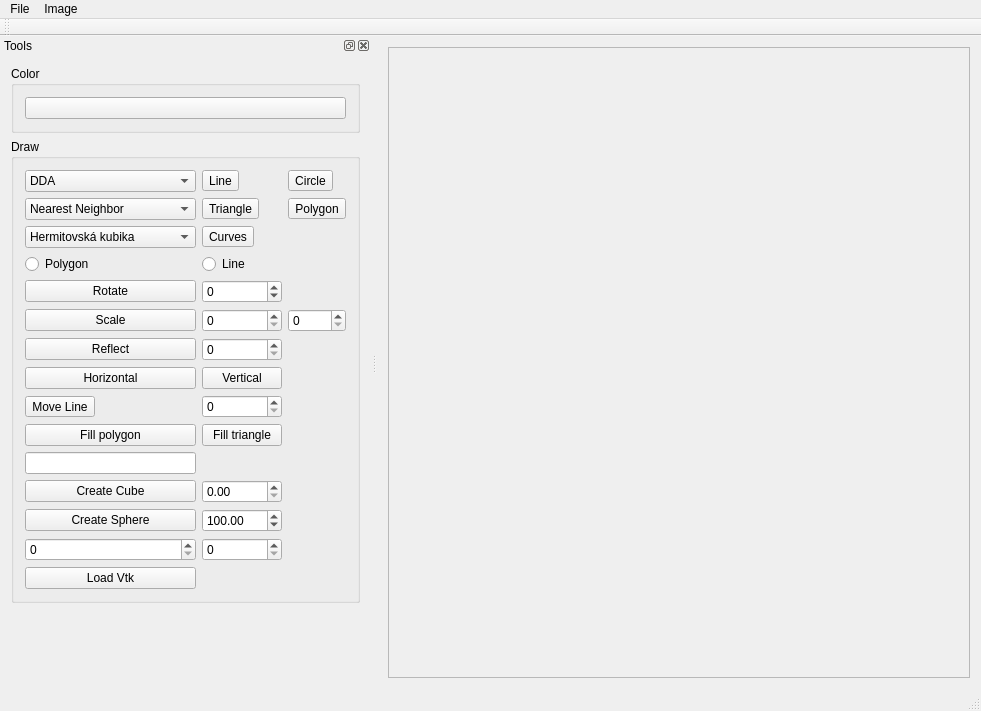
Old version of the form src/ImageViewer.ui in the repository lelovics534/3DProjekt_Lelovics.
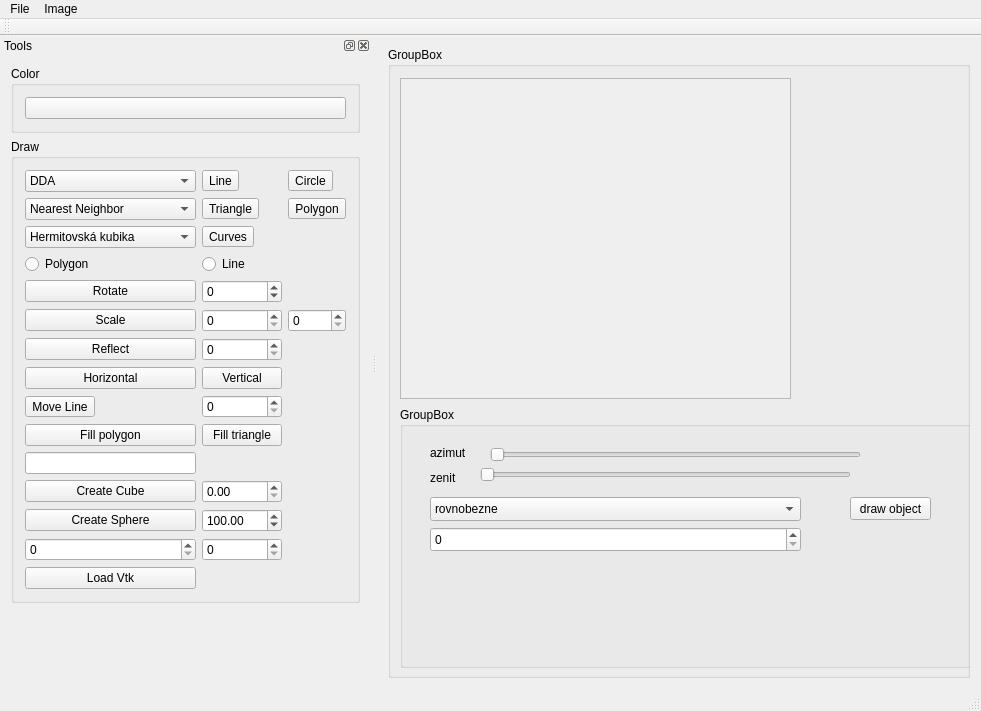
New version of the form.

```diff
--- a/src/ImageViewer.ui
+++ b/src/ImageViewer.ui
@@ -16,22 +16,146 @@
   <widget class="QWidget" name="centralWidget">
    <layout class="QHBoxLayout" name="horizontalLayout">
     <item>
-     <widget class="QScrollArea" name="scrollArea">
-      <property name="mouseTracking">
-       <bool>true</bool>
+     <widget class="QGroupBox" name="groupBox_3">
+      <property name="title">
+       <string>GroupBox</string>
       </property>
-      <property name="widgetResizable">
-       <bool>true</bool>
-      </property>
-      <widget class="QWidget" name="scrollAreaWidgetContents">
+      <widget class="QScrollArea" name="scrollArea">
        <property name="geometry">
         <rect>
-         <x>0</x>
-         <y>0</y>
-         <width>554</width>
-         <height>631</height>
+         <x>12</x>
+         <y>31</y>
+         <width>391</width>
+         <height>321</height>
         </rect>
        </property>
+       <property name="widgetResizable">
+        <bool>true</bool>
+       </property>
+       <widget class="QWidget" name="scrollAreaWidgetContents">
+        <property name="geometry">
+         <rect>
+          <x>0</x>
+          <y>0</y>
+          <width>389</width>
+          <height>319</height>
+         </rect>
+        </property>
+        <layout class="QVBoxLayout" name="verticalLayout_3"/>
+       </widget>
+      </widget>
+      <widget class="QGroupBox" name="groupBox_4">
+       <property name="geometry">
+        <rect>
+         <x>12</x>
+         <y>360</y>
+         <width>578</width>
+         <height>261</height>
+        </rect>
+       </property>
+       <property name="title">
+        <string>GroupBox</string>
+       </property>
+       <widget class="QLabel" name="label">
+        <property name="geometry">
+         <rect>
+          <x>30</x>
+          <y>30</y>
+          <width>41</width>
+          <height>31</height>
+         </rect>
+        </property>
+        <property name="text">
+         <string>azimut</string>
+        </property>
+       </widget>
+       <widget class="QLabel" name="label_2">
+        <property name="geometry">
+         <rect>
+          <x>30</x>
+          <y>60</y>
+          <width>31</width>
+          <height>21</height>
+         </rect>
+        </property>
+        <property name="text">
+         <string>zenit</string>
+        </property>
+       </widget>
+       <widget class="QSlider" name="horizontalSliderazimut">
+        <property name="geometry">
+         <rect>
+          <x>90</x>
+          <y>40</y>
+          <width>371</width>
+          <height>15</height>
+         </rect>
+        </property>
+        <property name="orientation">
+         <enum>Qt::Orientation::Horizontal</enum>
+        </property>
+       </widget>
+       <widget class="QSlider" name="horizontalSliderZenit">
+        <property name="geometry">
+         <rect>
+          <x>80</x>
+          <y>60</y>
+          <width>371</width>
+          <height>15</height>
+         </rect>
+        </property>
+        <property name="orientation">
+         <enum>Qt::Orientation::Horizontal</enum>
+        </property>
+       </widget>
+       <widget class="QComboBox" name="comboBoxProjection">
+        <property name="geometry">
+         <rect>
+          <x>30</x>
+          <y>90</y>
+          <width>371</width>
+          <height>24</height>
+         </rect>
+        </property>
+        <item>
+         <property name="text">
+          <string>rovnobezne</string>
+         </property>
+        </item>
+        <item>
+         <property name="text">
+          <string>stredove</string>
+         </property>
+        </item>
+        <item>
+         <property name="text">
+          <string/>
+         </property>
+        </item>
+       </widget>
+       <widget class="QSpinBox" name="spinBoxDist">
+        <property name="geometry">
+         <rect>
+          <x>30</x>
+          <y>120</y>
+          <width>371</width>
+          <height>25</height>
+         </rect>
+        </property>
+       </widget>
+       <widget class="QToolButton" name="toolButtonDrawWF">
+        <property name="geometry">
+         <rect>
+          <x>450</x>
+          <y>90</y>
+          <width>81</width>
+          <height>23</height>
+         </rect>
+        </property>
+        <property name="text">
+         <string>draw object</string>
+        </property>
+       </widget>
       </widget>
      </widget>
     </item>
```
